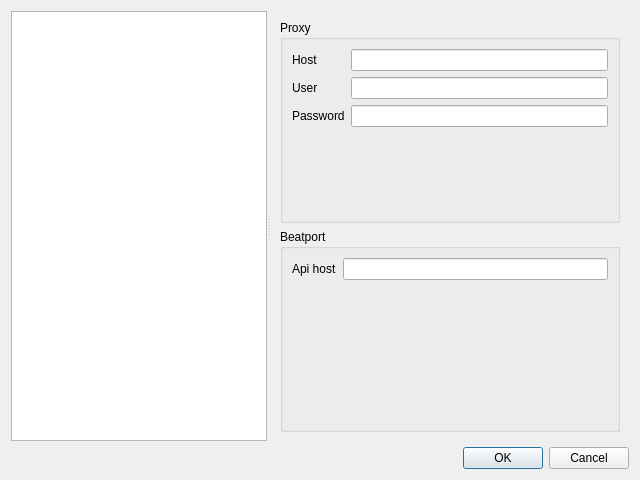
First picture: the form in src/gui/settingsdialog.ui, repository alorence/tym, before the edit.
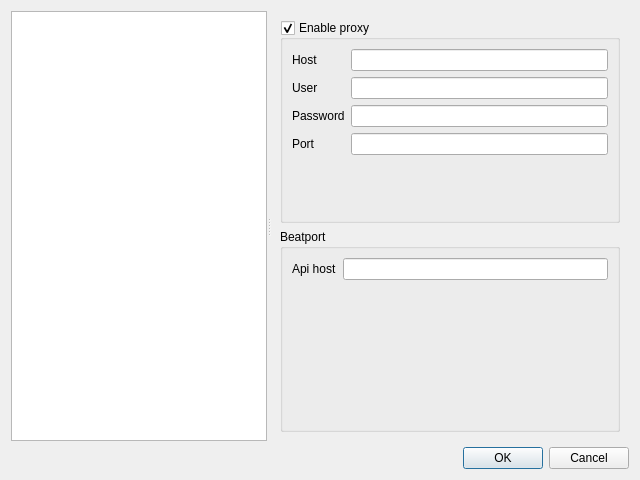
Second picture: the form after the edit.

Commit message: (settings) Use proxy settings parameters

What changed in the file:
```diff
--- a/src/gui/settingsdialog.ui
+++ b/src/gui/settingsdialog.ui
@@ -71,7 +71,10 @@
         <item>
          <widget class="QGroupBox" name="group">
           <property name="title">
-           <string>Proxy</string>
+           <string>Enable proxy</string>
+          </property>
+          <property name="checkable">
+           <bool>true</bool>
           </property>
           <layout class="QFormLayout" name="formLayout">
            <property name="fieldGrowthPolicy">
@@ -111,6 +114,16 @@
              </property>
             </widget>
            </item>
+           <item row="3" column="1">
+            <widget class="QLineEdit" name="proxyPort"/>
+           </item>
+           <item row="3" column="0">
+            <widget class="QLabel" name="label_5">
+             <property name="text">
+              <string>Port</string>
+             </property>
+            </widget>
+           </item>
           </layout>
          </widget>
         </item>
```
Left out of the diff: 2 changed lines with no effect on the pictures. The commit also changes 4 other files.
